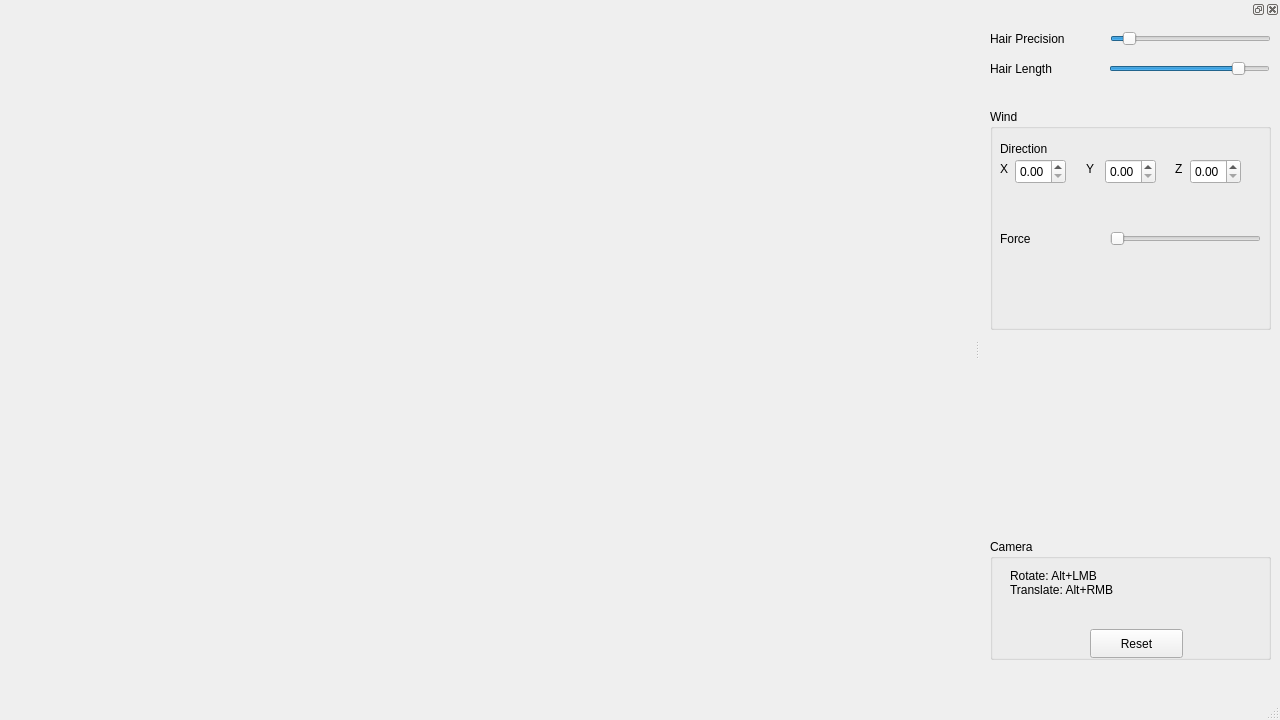
First picture: the form in HairSimulation/ui/mainwindow.ui, repository ihoung/HairStrandSimulation, before the edit.
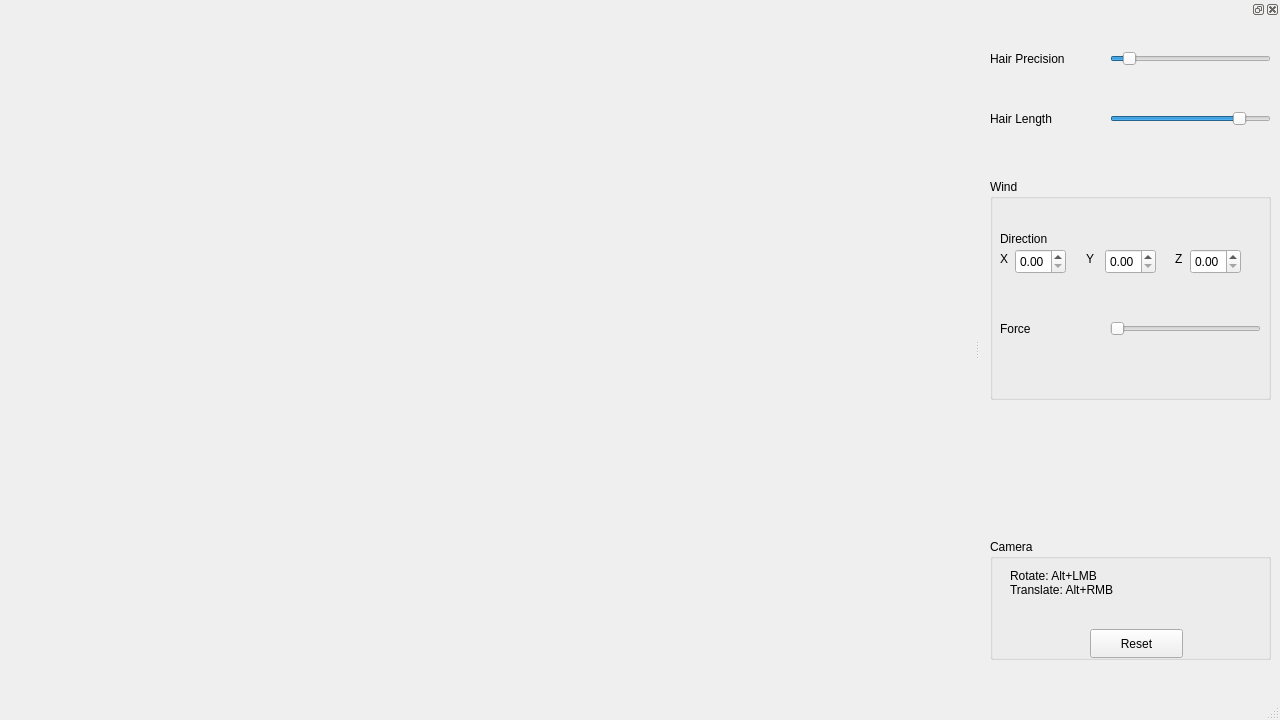
Second picture: the form after the edit.

Patch:
```diff
--- a/HairSimulation/ui/mainwindow.ui
+++ b/HairSimulation/ui/mainwindow.ui
@@ -115,7 +115,7 @@
      <property name="geometry">
       <rect>
        <x>130</x>
-       <y>10</y>
+       <y>30</y>
        <width>161</width>
        <height>20</height>
       </rect>
@@ -152,7 +152,7 @@
      <property name="geometry">
       <rect>
        <x>10</x>
-       <y>10</y>
+       <y>30</y>
        <width>111</width>
        <height>20</height>
       </rect>
@@ -165,7 +165,7 @@
      <property name="geometry">
       <rect>
        <x>10</x>
-       <y>40</y>
+       <y>90</y>
        <width>111</width>
        <height>20</height>
       </rect>
@@ -177,8 +177,8 @@
     <widget class="QSlider" name="m_hairLengthSlider">
      <property name="geometry">
       <rect>
-       <x>129</x>
-       <y>40</y>
+       <x>130</x>
+       <y>90</y>
        <width>161</width>
        <height>20</height>
       </rect>
@@ -206,7 +206,7 @@
      <property name="geometry">
       <rect>
        <x>10</x>
-       <y>90</y>
+       <y>160</y>
        <width>281</width>
        <height>221</height>
       </rect>
@@ -218,7 +218,7 @@
       <property name="geometry">
        <rect>
         <x>10</x>
-        <y>120</y>
+        <y>140</y>
         <width>101</width>
         <height>20</height>
        </rect>
@@ -237,7 +237,7 @@
       <property name="geometry">
        <rect>
         <x>120</x>
-        <y>120</y>
+        <y>140</y>
         <width>151</width>
         <height>20</height>
        </rect>
@@ -253,7 +253,7 @@
       <property name="geometry">
        <rect>
         <x>10</x>
-        <y>29</y>
+        <y>49</y>
         <width>81</width>
         <height>21</height>
        </rect>
@@ -269,7 +269,7 @@
       <property name="geometry">
        <rect>
         <x>10</x>
-        <y>50</y>
+        <y>70</y>
         <width>16</width>
         <height>20</height>
        </rect>
@@ -282,7 +282,7 @@
       <property name="geometry">
        <rect>
         <x>25</x>
-        <y>50</y>
+        <y>70</y>
         <width>51</width>
         <height>25</height>
        </rect>
@@ -292,7 +292,7 @@
       <property name="geometry">
        <rect>
         <x>96</x>
-        <y>50</y>
+        <y>70</y>
         <width>16</width>
         <height>20</height>
        </rect>
@@ -305,7 +305,7 @@
       <property name="geometry">
        <rect>
         <x>115</x>
-        <y>50</y>
+        <y>70</y>
         <width>51</width>
         <height>25</height>
        </rect>
@@ -315,7 +315,7 @@
       <property name="geometry">
        <rect>
         <x>185</x>
-        <y>50</y>
+        <y>70</y>
         <width>16</width>
         <height>20</height>
        </rect>
@@ -328,7 +328,7 @@
       <property name="geometry">
        <rect>
         <x>200</x>
-        <y>50</y>
+        <y>70</y>
         <width>51</width>
         <height>25</height>
        </rect>
```
